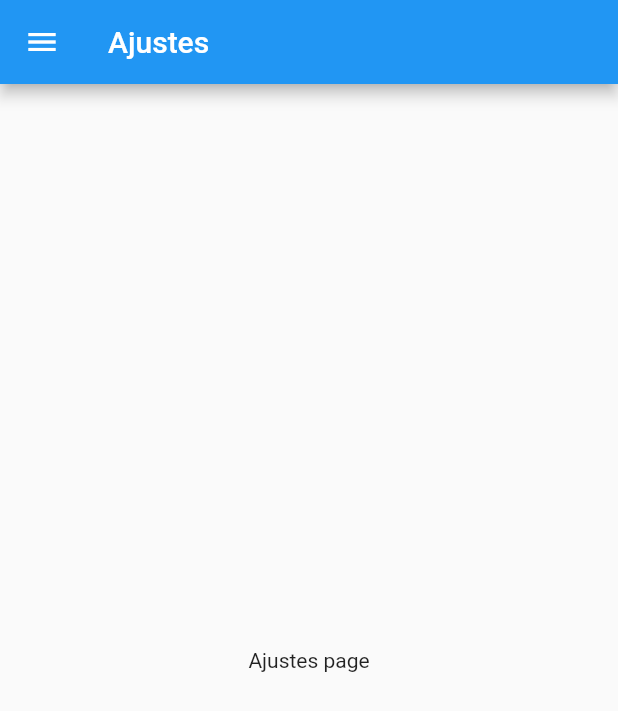
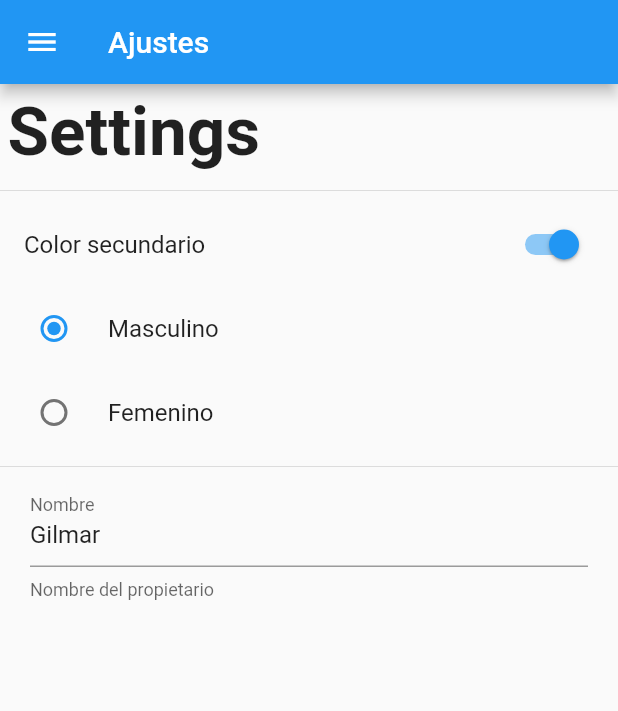
Before and after one commit to gilmarsanchez8/flutter-app-preferences, a Flutter app: the SettingsPage screen opened by its route, on a phone screen of 412 x 824 dp. Shown: the top 711 px of the screen. Run offline on Flutter 3.47's test engine with Material 2 defaults, Android fonts, the phone set to English and light mode, and no system bars; missing offline and left inert: dart:ffi.

Commit message:
Diseno vista ajustes y controles basicos

```diff
--- a/lib/src/pages/settings_page.dart
+++ b/lib/src/pages/settings_page.dart
@@ -1,18 +1,83 @@
+import 'dart:ffi';
+
 import 'package:flutter/material.dart';
 import 'package:flutter_app_preferences/src/widgets/menu_widget.dart';
 
-class SettingsPage extends StatelessWidget {
+class SettingsPage extends StatefulWidget {
   static final String routeName = 'settings';
+
+  @override
+  _SettingsPageState createState() => _SettingsPageState();
+}
+
+class _SettingsPageState extends State<SettingsPage> {
+  bool _colorSecundario = true;
+  int _genero = 1;
+  String _nombre = 'Gilmar';
+  TextEditingController _textController;
+
+  @override
+  void initState() {
+    super.initState();
+    _textController = new TextEditingController(text: _nombre);
+  }
+
   @override
   Widget build(BuildContext context) {
     return Scaffold(
-      appBar: AppBar(
-        title: Text('Ajustes'),
-      ),
-      drawer: MenuWidget(),
-      body: Center(
-        child: Text('Ajustes page'),
-      ),
-    );
+        appBar: AppBar(
+          title: Text('Ajustes'),
+        ),
+        drawer: MenuWidget(),
+        body: ListView(
+          children: [
+            Container(
+              padding: EdgeInsets.all(5.0),
+              child: Text('Settings',
+                  style:
+                      TextStyle(fontSize: 45.0, fontWeight: FontWeight.bold)),
+            ),
+            Divider(),
+            SwitchListTile(
+              value: _colorSecundario,
+              title: Text('Color secundario'),
+              onChanged: (value) {
+                setState(() {
+                  _colorSecundario = value;
+                });
+              },
+            ),
+            RadioListTile(
+                value: 1,
+                title: Text('Masculino'),
+                groupValue: _genero,
+                onChanged: (value) {
+                  setState(() {
+                    _genero = value;
+                  });
+                }),
+            RadioListTile(
+                value: 2,
+                title: Text('Femenino'),
+                groupValue: _genero,
+                onChanged: (value) {
+                  setState(() {
+                    _genero = value;
+                  });
+                }),
+            Divider(),
+            Container(
+              padding: EdgeInsets.symmetric(horizontal: 20.0),
+              child: TextField(
+                controller: _textController,
+                decoration: InputDecoration(
+                  labelText: 'Nombre',
+                  helperText: 'Nombre del propietario',
+                ),
+                onChanged: (value) {},
+              ),
+            )
+          ],
+        ));
   }
 }
```
